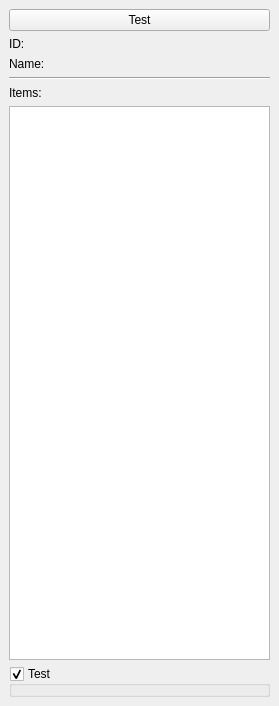
wh201906/Pharmacy_Robot, file mainwindow.ui: the form before one commit.
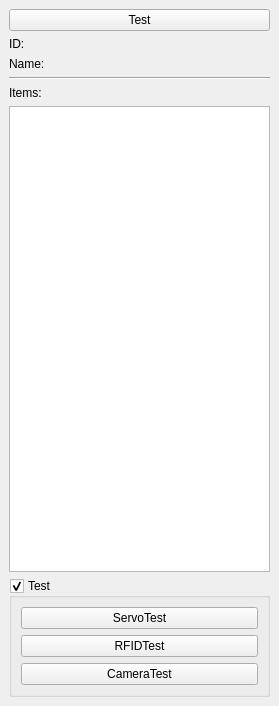
The form after the commit.

What changed in the file:
```diff
--- a/mainwindow.ui
+++ b/mainwindow.ui
@@ -61,45 +61,29 @@
       <property name="checkable">
        <bool>true</bool>
       </property>
+      <layout class="QVBoxLayout" name="verticalLayout_2">
+       <item>
       <widget class="QPushButton" name="servoTestButton">
-       <property name="geometry">
-        <rect>
-         <x>12</x>
-         <y>32</y>
-         <width>80</width>
-         <height>25</height>
-        </rect>
-       </property>
        <property name="text">
         <string>ServoTest</string>
        </property>
       </widget>
+       </item>
+       <item>
       <widget class="QPushButton" name="RFIDTestButton">
-       <property name="geometry">
-        <rect>
-         <x>12</x>
-         <y>63</y>
-         <width>80</width>
-         <height>25</height>
-        </rect>
-       </property>
        <property name="text">
         <string>RFIDTest</string>
        </property>
       </widget>
+       </item>
+       <item>
       <widget class="QPushButton" name="cameraTestButton">
-       <property name="geometry">
-        <rect>
-         <x>12</x>
-         <y>94</y>
-         <width>89</width>
-         <height>25</height>
-        </rect>
-       </property>
        <property name="text">
         <string>CameraTest</string>
        </property>
       </widget>
+       </item>
+      </layout>
      </widget>
     </item>
    </layout>
```
Lines whose indentation alone changed are shown as unchanged.
